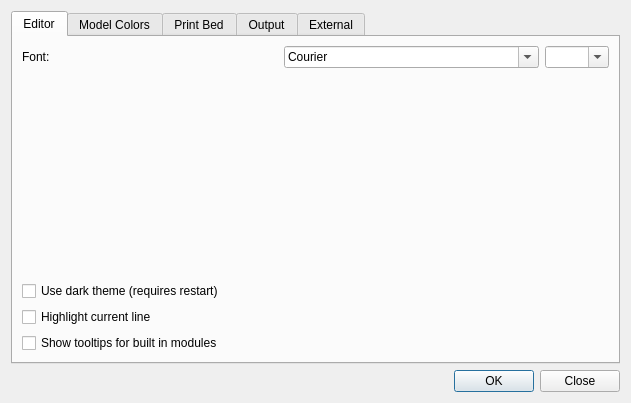
Before: the Qt Designer form src/ui/preferences.ui in GilesBathgate/RapCAD, drawn with Qt 5.
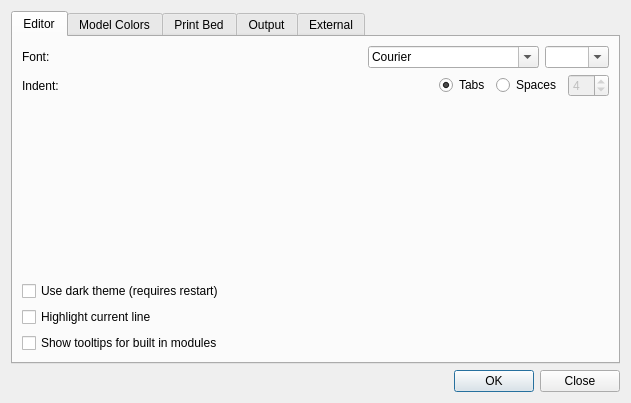
After: the same form once the commit is applied.

Commit message: Make indents configurable

```diff
--- a/src/ui/preferences.ui
+++ b/src/ui/preferences.ui
@@ -35,6 +35,19 @@
              </property>
             </widget>
            </item>
+           <item>
+            <spacer name="horizontalSpacer_2">
+             <property name="orientation">
+              <enum>Qt::Horizontal</enum>
+             </property>
+             <property name="sizeHint" stdset="0">
+              <size>
+               <width>40</width>
+               <height>20</height>
+              </size>
+             </property>
+            </spacer>
+           </item>
            <item>
             <widget class="QFontComboBox" name="fontComboBox">
              <property name="fontFilters">
@@ -66,6 +79,60 @@
            </item>
           </layout>
          </item>
+         <item>
+          <layout class="QHBoxLayout" name="horizontalLayout_8">
+           <item>
+            <widget class="QLabel" name="indentLabel">
+             <property name="text">
+              <string>Indent:</string>
+             </property>
+            </widget>
+           </item>
+           <item>
+            <spacer name="horizontalSpacer">
+             <property name="orientation">
+              <enum>Qt::Horizontal</enum>
+             </property>
+             <property name="sizeHint" stdset="0">
+              <size>
+               <width>40</width>
+               <height>20</height>
+              </size>
+             </property>
+            </spacer>
+           </item>
+           <item>
+            <widget class="QRadioButton" name="tabsRadioButton">
+             <property name="text">
+              <string>Tabs</string>
+             </property>
+             <property name="checked">
+              <bool>true</bool>
+             </property>
+            </widget>
+           </item>
+           <item>
+            <widget class="QRadioButton" name="spacesRadioButton">
+             <property name="text">
+              <string>Spaces</string>
+             </property>
+            </widget>
+           </item>
+           <item>
+            <widget class="QSpinBox" name="spacesSpinBox">
+             <property name="enabled">
+              <bool>false</bool>
+             </property>
+             <property name="maximum">
+              <number>10</number>
+             </property>
+             <property name="value">
+              <number>4</number>
+             </property>
+            </widget>
+           </item>
+          </layout>
+         </item>
          <item>
           <spacer name="verticalSpacer">
            <property name="orientation">
```
The commit also changes 5 other files.
